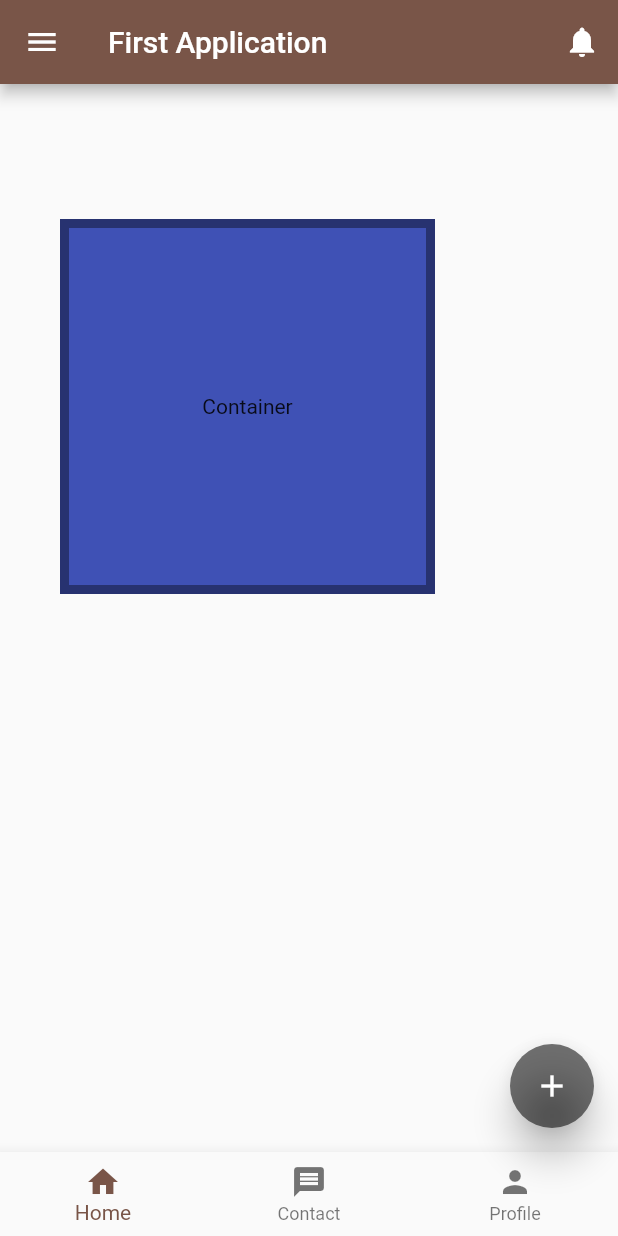
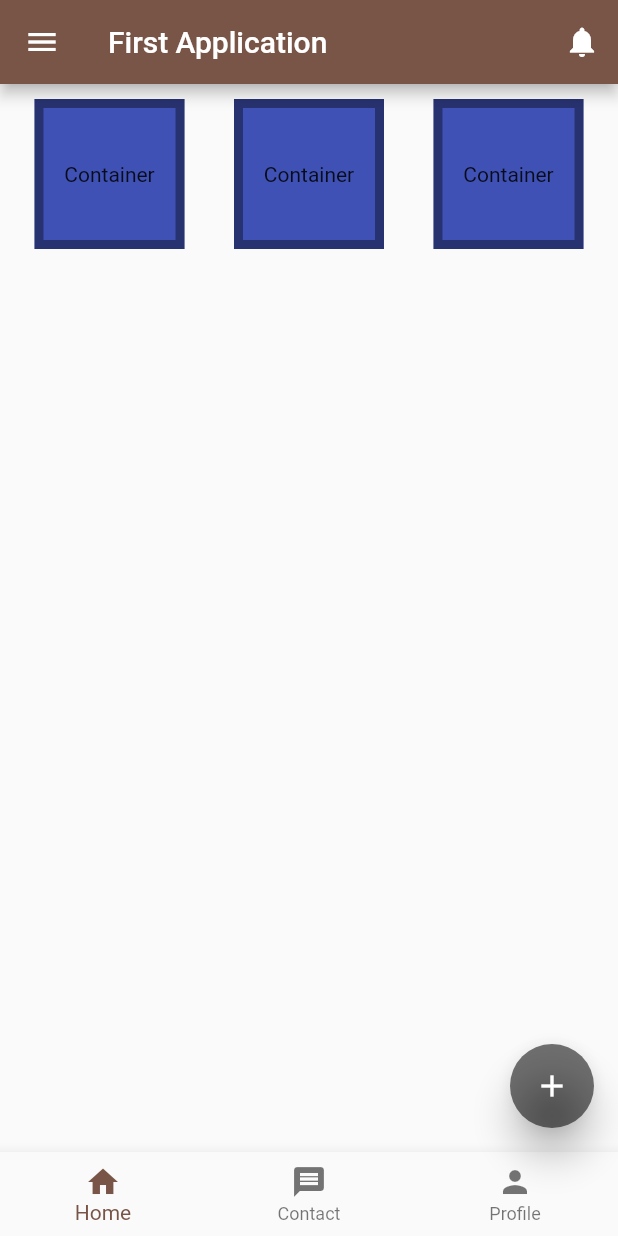
Before and after one commit to xahin96/flutter-1, a Flutter app: the screen it shows after launch, on a phone screen of 412 x 824 dp. Run offline on Flutter 3.47's test engine with Material 2 defaults, Android fonts, the phone set to English and light mode, and no system bars.

Commit message:
body row wise container added

```diff
--- a/lib/main.dart
+++ b/lib/main.dart
@@ -41,21 +41,41 @@ class HomeActivity extends StatelessWidget {
               icon: const Icon(Icons.notifications))
         ],
       ),
-      body: Container(
-        height: 250,
-        width: 250,
-        alignment: Alignment.center,
-        margin: EdgeInsets.fromLTRB(40, 90, 10, 40),
-        padding: EdgeInsets.all(40),
-        child: Text('Container'),
-        decoration: BoxDecoration(
-          border: Border.all(
-            color: Colors.black38,
-            width: 6
-          ),
-          color: Colors.indigo
+      body: Row(mainAxisAlignment: MainAxisAlignment.spaceEvenly, children: [
+        Container(
+          height: 100,
+          width: 100,
+          alignment: Alignment.center,
+          margin: EdgeInsets.fromLTRB(10, 10, 10, 10),
+          padding: EdgeInsets.all(10),
+          child: Text('Container'),
+          decoration: BoxDecoration(
+              border: Border.all(color: Colors.black38, width: 6),
+              color: Colors.indigo),
         ),
-      ),
+        Container(
+          height: 100,
+          width: 100,
+          alignment: Alignment.center,
+          margin: EdgeInsets.fromLTRB(10, 10, 10, 10),
+          padding: EdgeInsets.all(10),
+          child: Text('Container'),
+          decoration: BoxDecoration(
+              border: Border.all(color: Colors.black38, width: 6),
+              color: Colors.indigo),
+        ),
+        Container(
+          height: 100,
+          width: 100,
+          alignment: Alignment.center,
+          margin: EdgeInsets.fromLTRB(10, 10, 10, 10),
+          padding: EdgeInsets.all(10),
+          child: Text('Container'),
+          decoration: BoxDecoration(
+              border: Border.all(color: Colors.black38, width: 6),
+              color: Colors.indigo),
+        ),
+      ]),
       floatingActionButton: FloatingActionButton(
         elevation: 10,
         child: const Icon(Icons.add),
```
